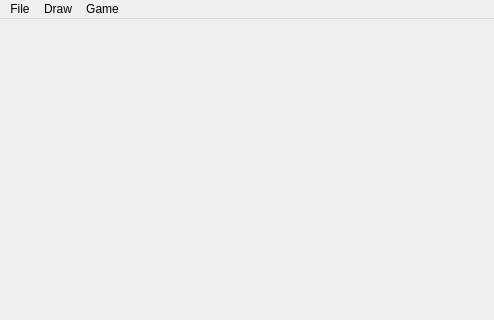
This is MainWindow.ui in rsbarhey/CPSC453-A1 as Qt 5 draws it before an edit; both pictures show x 0 to 494 and y 0 to 320 of the 494 by 743 pixel window. The edited form follows.
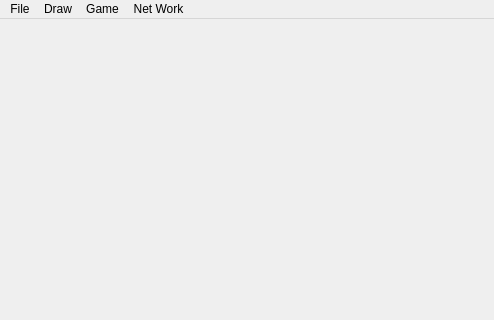
This is the edited form.

Commit message: Implemented a simple TCPServer/TCPClient, all they do is print to the screen to an instance of application This a preparation for a multiplayer mode for the game

The edit to the form file:
```diff
--- a/MainWindow.ui
+++ b/MainWindow.ui
@@ -49,9 +49,17 @@
     <addaction name="actionAutoIncrease"/>
     <addaction name="separator"/>
    </widget>
+   <widget class="QMenu" name="menuNet_Work">
+    <property name="title">
+     <string>Net Work</string>
+    </property>
+    <addaction name="actionHost"/>
+    <addaction name="actionGuest"/>
+   </widget>
    <addaction name="menuFile"/>
    <addaction name="menuDraw"/>
    <addaction name="menuGame"/>
+   <addaction name="menuNet_Work"/>
   </widget>
   <widget class="QStatusBar" name="statusBar"/>
   <action name="actionQuit">
```
Left out of the diff: 16 changed lines with no effect on the pictures. The commit also changes 7 other files.
